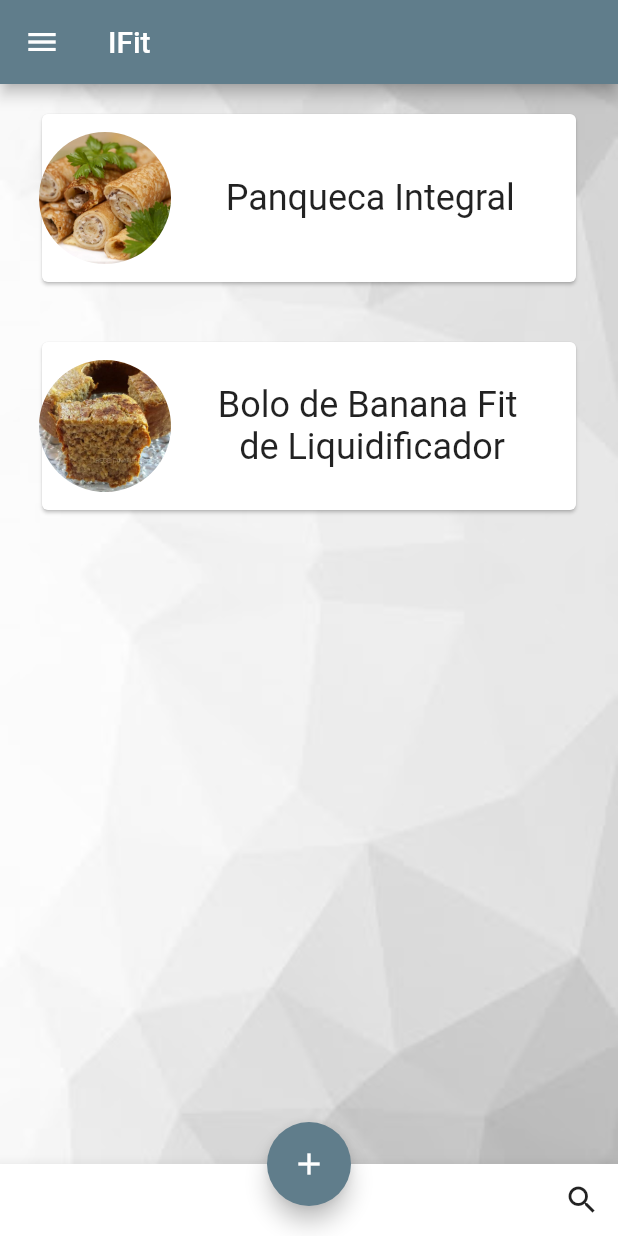
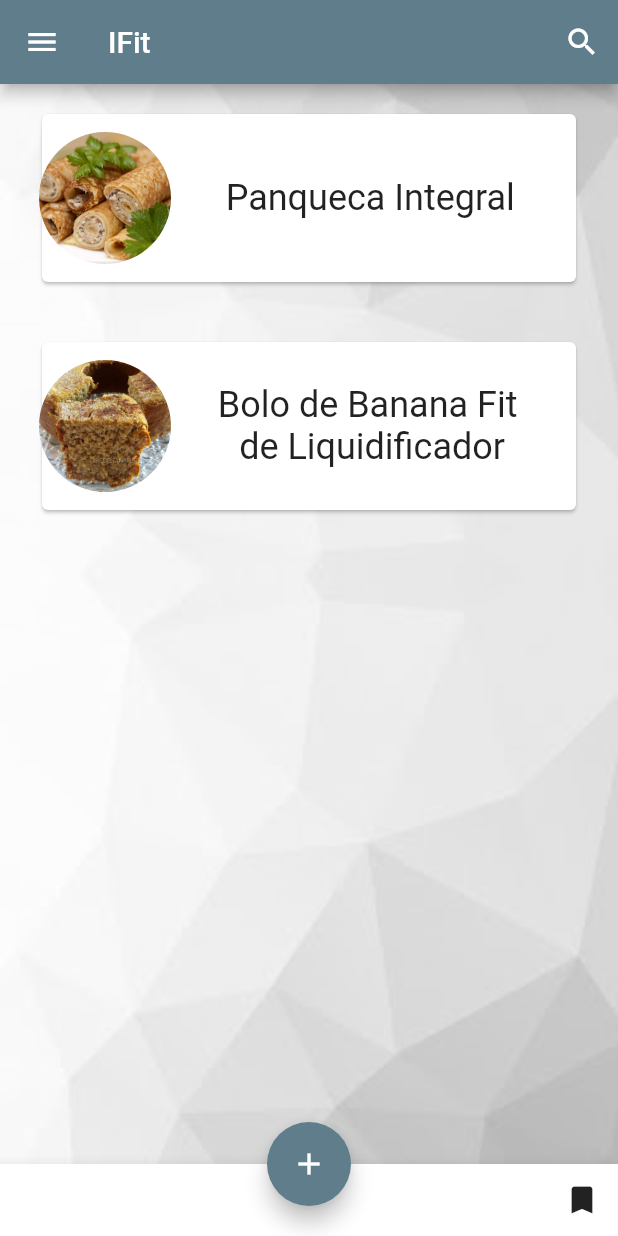
Before and after one commit to Giohana/ifit_app, a Flutter app: the screen it shows after launch, on a phone screen of 412 x 824 dp. Run offline on Flutter 3.47's test engine with Material 2 defaults, Android fonts, the phone set to English and light mode, and no system bars; our stand-ins replace flutter_rating_bar, share.

```diff
--- a/lib/MyHomePage.dart
+++ b/lib/MyHomePage.dart
@@ -17,18 +17,23 @@ class _MyHomePageState extends State<MyHomePage> {
   Widget build(BuildContext context) {
     return Scaffold(
       bottomNavigationBar: BottomAppBar(
-       child: Row(
+          child: Row(
         children: [
           Spacer(),
+          IconButton(
+              icon: Icon(Icons.bookmark),
+              onPressed: () {})
+        ],
+      )),
+      appBar: AppBar(
+        title: Text(widget.title),
+        actions: <Widget>[
           IconButton(
               icon: Icon(Icons.search),
               onPressed: () {
                 debugPrint('botão pesquisar');
               }),
         ],
-      )),
-      appBar: AppBar(
-        title: Text(widget.title),
       ),
       drawer: Drawer(
         child: NewDrawer(),
--- a/lib/components/CardComida.dart
+++ b/lib/components/CardComida.dart
@@ -16,11 +16,13 @@ class CardComida extends StatelessWidget {
         children: <Widget>[
           FoodCard(),
           foodImage,
+
         ],
       ),
     );
   }
 }
+
 
 class CardComidaTwo extends StatelessWidget {
   @override
--- a/lib/components/NewReceita.dart
+++ b/lib/components/NewReceita.dart
@@ -40,6 +40,7 @@ class NewReceita extends StatelessWidget {
                 width: 300,
                 alignment: Alignment.centerRight,
                 child: TextFormField(
+
                   decoration: const InputDecoration(
                     labelText: 'Ingredientes:',
                     hintText: 'Ex. 1 xícara de farinha.',
--- a/lib/main.dart
+++ b/lib/main.dart
@@ -21,7 +21,7 @@ class MyApp extends StatelessWidget {
   Widget build(BuildContext context) {
     return MaterialApp(
       debugShowCheckedModeBanner: false,
-      title: 'Flutter Demo',
+      title: 'IFit',
       theme: ThemeData(
         primarySwatch: Colors.blueGrey,
         visualDensity: VisualDensity.adaptivePlatformDensity,
--- a/pubspec.yaml
+++ b/pubspec.yaml
@@ -25,7 +25,6 @@ dependencies:
   flutter:
     sdk: flutter
   flutter_rating_bar: ^3.0.1+1
-
 
 
 
```
Also changed, not shown: lib/components/FoodCard.dart (+6 -1 lines), lib/components/Receita.dart (+15 -5 lines), lib/Search.dart (deleted).
